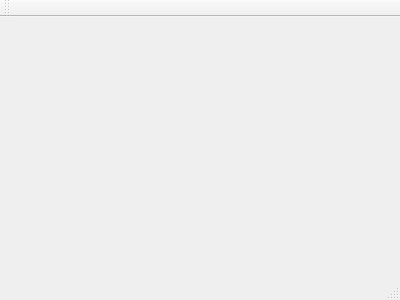
Before: the Qt Designer form LargeCockCollider/Interface/mainwindow.ui in IsI-Winerz/I-lesser-than-3-Cock, drawn with Qt 5.
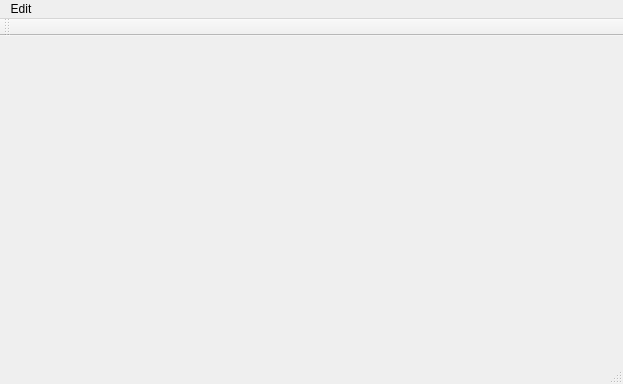
After: the same form once the commit is applied.

What changed in the file:
```diff
--- a/LargeCockCollider/Interface/mainwindow.ui
+++ b/LargeCockCollider/Interface/mainwindow.ui
@@ -1,24 +1,51 @@
 <ui version="4.0">
  <class>MainWindow</class>
- <widget class="QMainWindow" name="MainWindow" >
-  <property name="geometry" >
+ <widget class="QMainWindow" name="MainWindow">
+  <property name="geometry">
    <rect>
     <x>0</x>
     <y>0</y>
-    <width>400</width>
-    <height>300</height>
+    <width>623</width>
+    <height>384</height>
    </rect>
   </property>
   <property name="windowTitle" >
    <string>MainWindow</string>
   </property>
-  <widget class="QMenuBar" name="menuBar" />
-  <widget class="QToolBar" name="mainToolBar" />
-  <widget class="QWidget" name="centralWidget" />
-  <widget class="QStatusBar" name="statusBar" />
+  <widget class="QWidget" name="centralWidget"/>
+  <widget class="QMenuBar" name="menuBar">
+   <property name="geometry">
+    <rect>
+     <x>0</x>
+     <y>0</y>
+     <width>623</width>
+     <height>25</height>
+    </rect>
+   </property>
+   <widget class="QMenu" name="adminEdit">
+    <property name="title">
+     <string>Edit</string>
+    </property>
+    <addaction name="actionAdmin"/>
+   </widget>
+   <addaction name="adminEdit"/>
+  </widget>
+  <widget class="QToolBar" name="mainToolBar">
+   <attribute name="toolBarArea">
+    <enum>TopToolBarArea</enum>
+   </attribute>
+   <attribute name="toolBarBreak">
+    <bool>false</bool>
+   </attribute>
+  </widget>
+  <widget class="QStatusBar" name="statusBar"/>
+  <action name="actionAdmin">
+   <property name="text">
+    <string>Admin...</string>
+   </property>
+  </action>
  </widget>
- <layoutDefault spacing="6" margin="11" />
- <pixmapfunction></pixmapfunction>
+ <layoutdefault spacing="6" margin="11"/>
  <resources/>
  <connections/>
 </ui>
```
Left out of the diff: 3 changed lines with no effect on the pictures.
